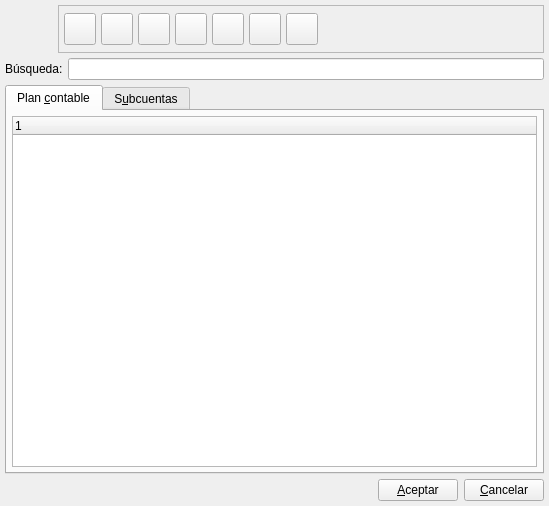
Old version of the form bulmages/bulmacont/src/contabilidad/listcuentasbase.ui in the repository eboladev/Bulmages-1.
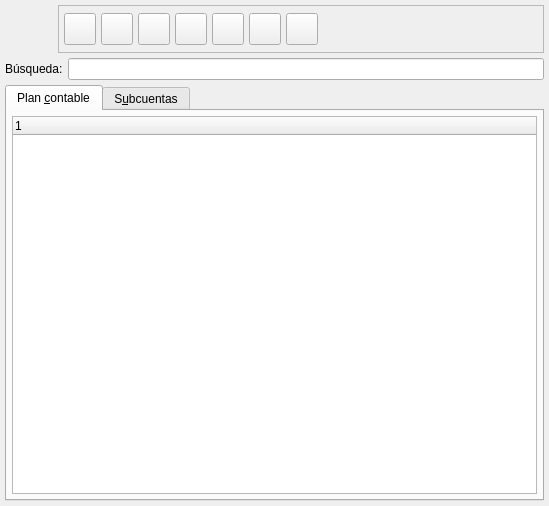
New version of the form. Icons and pictures are not drawn.

The edit to the form file:
```diff
--- a/bulmages/bulmacont/src/contabilidad/listcuentasbase.ui
+++ b/bulmages/bulmacont/src/contabilidad/listcuentasbase.ui
@@ -455,43 +455,6 @@
      </widget>
     </widget>
    </item>
-   <item>
-    <layout class="QHBoxLayout" >
-     <property name="margin" >
-      <number>0</number>
-     </property>
-     <property name="spacing" >
-      <number>6</number>
-     </property>
-     <item>
-      <spacer>
-       <property name="orientation" >
-        <enum>Qt::Horizontal</enum>
-       </property>
-       <property name="sizeHint" >
-        <size>
-         <width>40</width>
-         <height>20</height>
-        </size>
-       </property>
-      </spacer>
-     </item>
-     <item>
-      <widget class="QPushButton" name="mui_aceptar" >
-       <property name="text" >
-        <string>&amp;Aceptar</string>
-       </property>
-      </widget>
-     </item>
-     <item>
-      <widget class="QPushButton" name="mui_cancelar" >
-       <property name="text" >
-        <string>&amp;Cancelar</string>
-       </property>
-      </widget>
-     </item>
-    </layout>
-   </item>
   </layout>
  </widget>
  <layoutdefault spacing="6" margin="11" />
```
Left out of the diff: 5 changed lines with no effect on the pictures.
